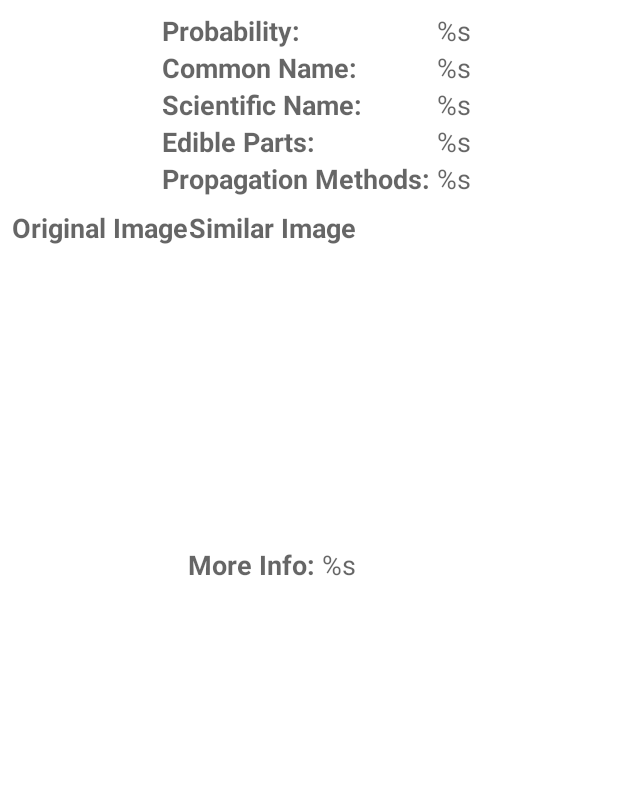
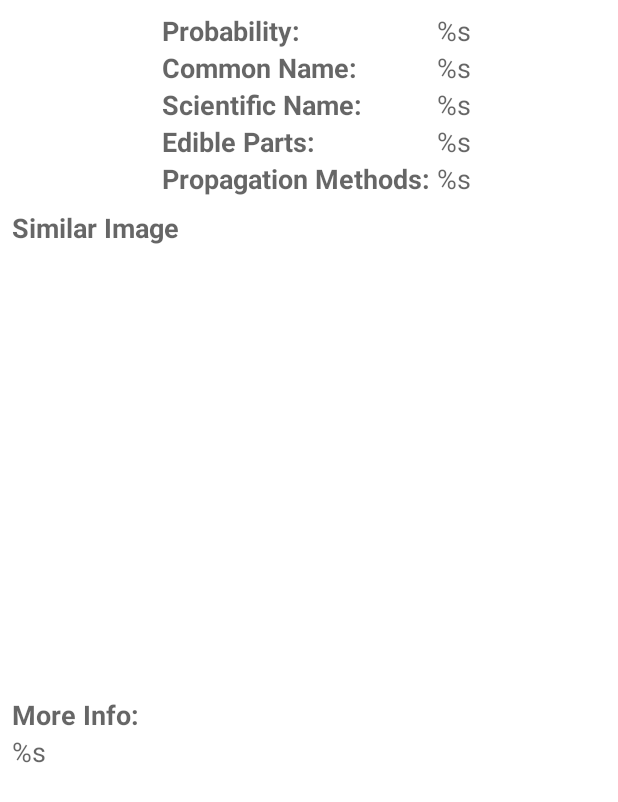
Before and after one commit to claycrews2002/Whats_That_Plant, an Android app: the layout plant_data.xml on its own in the app's theme, with its tools: preview values and no code run, on a phone screen of 412 x 824 dp. Shown: the top 802 px of the screen. Run offline under Robolectric (Android 15) with nearby library versions, the phone set to English and light mode, and no system bars.

Commit message:
fix: remove original image

```diff
--- a/app/src/main/res/layout/activity_main.xml
+++ b/app/src/main/res/layout/activity_main.xml
@@ -5,7 +5,6 @@
     android:layout_width="match_parent"
     android:layout_height="match_parent"
     tools:context=".MainActivity">
-
 
 
     <include
--- a/app/src/main/res/layout/plant_data.xml
+++ b/app/src/main/res/layout/plant_data.xml
@@ -4,12 +4,11 @@
     xmlns:app="http://schemas.android.com/apk/res-auto"
     xmlns:tools="http://schemas.android.com/tools"
     android:id="@+id/plant_data_group"
-    android:layout_width="match_parent"
-    android:layout_height="match_parent"
+    android:layout_width="wrap_content"
+    android:layout_height="wrap_content"
     android:orientation="vertical"
     android:layout_margin="@dimen/base_margin"
     app:layout_constraintLeft_toLeftOf="parent"
-    app:layout_constraintRight_toRightOf="parent"
     app:layout_constraintTop_toTopOf="parent">
 
     <androidx.constraintlayout.widget.ConstraintLayout
@@ -120,51 +119,8 @@
 
     </androidx.constraintlayout.widget.ConstraintLayout>
 
-    <androidx.constraintlayout.widget.ConstraintLayout
-        android:layout_width="wrap_content"
-        android:layout_height="wrap_content"
-        android:orientation="horizontal"
-        app:layout_constraintStart_toStartOf="parent"
-        app:layout_constraintEnd_toEndOf="parent"
-        app:layout_constraintTop_toTopOf="parent"
-        app:layout_constraintBottom_toBottomOf="parent">
 
-        <androidx.constraintlayout.widget.ConstraintLayout
-            android:id="@+id/original_image_group"
-            android:layout_width="wrap_content"
-            android:layout_height="wrap_content"
-            android:orientation="vertical"
-            app:layout_constraintStart_toStartOf="parent"
-            app:layout_constraintTop_toTopOf="parent">
 
-            <TextView
-                android:id="@+id/original_image_label"
-                android:layout_width="wrap_content"
-                android:layout_height="wrap_content"
-                style="@style/Label"
-                android:text="Original Image"
-                app:layout_constraintEnd_toEndOf="parent"
-                app:layout_constraintTop_toTopOf="parent"/>
-
-            <ImageView
-                android:id="@+id/original_image"
-                android:layout_width="164dp"
-                android:layout_height="200dp"
-                app:layout_constraintStart_toStartOf="@id/original_image_label"
-                app:layout_constraintTop_toBottomOf="@id/original_image_group"
-                android:layout_marginEnd="@dimen/base_margin"
-                android:adjustViewBounds="true"
-                android:scaleType="centerCrop"
-                android:contentDescription="Original Image" />
-        </androidx.constraintlayout.widget.ConstraintLayout>
-
-        <androidx.constraintlayout.widget.ConstraintLayout
-            android:id="@+id/image_group"
-            android:layout_width="wrap_content"
-            android:layout_height="wrap_content"
-            android:orientation="vertical"
-            app:layout_constraintStart_toEndOf="@id/original_image_group"
-            app:layout_constraintTop_toTopOf="parent">
 
         <TextView
             android:id="@+id/similar_image_label"
@@ -177,8 +133,9 @@
 
         <ImageView
             android:id="@+id/selected_image"
-                android:layout_width="164dp"
-                android:layout_height="200dp"
+            android:layout_width="250dp"
+            android:layout_height="300dp"
+            android:layout_marginStart="50dp"
             app:layout_constraintStart_toStartOf="@id/similar_image_label"
             app:layout_constraintTop_toBottomOf="@id/similar_image_label"
             android:adjustViewBounds="true"
@@ -203,9 +160,8 @@
             app:layout_constraintTop_toBottomOf="@+id/selected_image"
             app:layout_constraintStart_toEndOf="@id/wiki_url_label"
             android:autoLink="web" />
-        </androidx.constraintlayout.widget.ConstraintLayout>
 
 
-    </androidx.constraintlayout.widget.ConstraintLayout>
+
 
 </androidx.appcompat.widget.LinearLayoutCompat>
```
Lines whose indentation alone changed are shown as unchanged.
